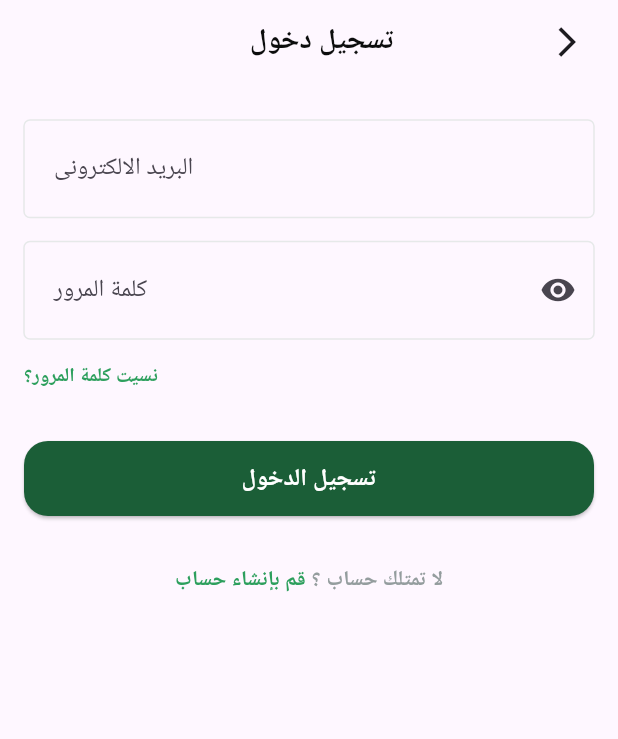
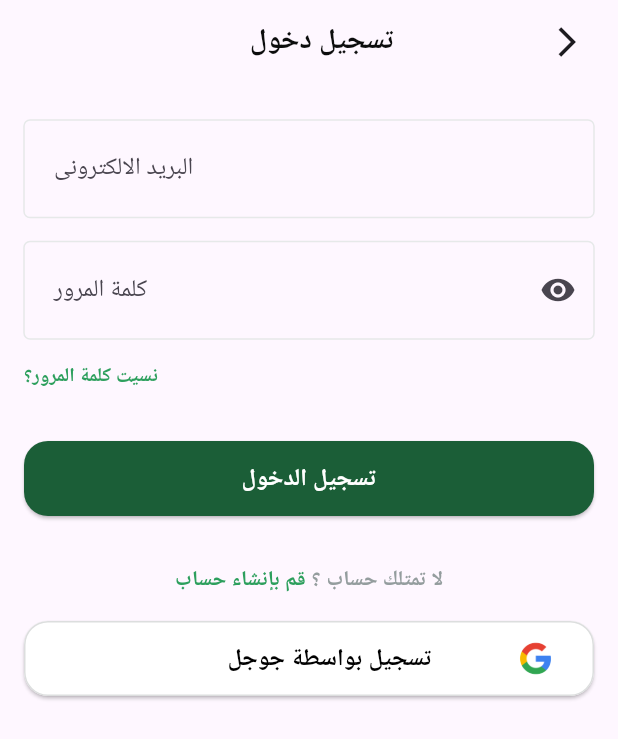
Before and after one commit to MohamedElnegouly/nti_training, a Flutter app: the screen it shows after launch, on a phone screen of 412 x 824 dp. Shown: the top 739 px of the screen. Run offline on Flutter 3.47's test engine with Material 3 defaults, Android fonts, the phone set to English and light mode, and no system bars; Roboto replaces fonts that are missing (Cairo).

Commit message:
custom google button

```diff
--- a/lib/features/auth/presentation/views/signIn.dart
+++ b/lib/features/auth/presentation/views/signIn.dart
@@ -1,5 +1,6 @@
 import 'package:flutter/material.dart';
 import 'package:training_app/features/auth/presentation/widgets/custom_button.dart';
+import 'package:training_app/features/auth/presentation/widgets/custom_google_button.dart';
 import 'package:training_app/features/auth/presentation/widgets/custom_text_form_field.dart';
 
 import '../widgets/CustomAppBar.dart';
@@ -40,7 +41,11 @@ class SignIn extends StatelessWidget {
           SizedBox(
             height: 33,
           ),
-          CustomTextAfterButton()
+          CustomTextAfterButton(),
+          SizedBox(
+            height: 16,
+          ),
+          CustomGoogleButton(),
         ],
       ),
     );
--- /dev/null
+++ b/lib/features/auth/presentation/widgets/custom_google_button.dart
@@ -0,0 +1,50 @@
+import 'package:flutter/material.dart';
+
+class CustomGoogleButton extends StatelessWidget {
+  const CustomGoogleButton({super.key});
+
+  @override
+  Widget build(BuildContext context) {
+    return Container(
+      width: double.infinity,
+      height: 50,
+      margin: const EdgeInsets.symmetric(horizontal: 16),
+      child: ElevatedButton(
+        onPressed: () {},
+        style: ElevatedButton.styleFrom(
+          backgroundColor: Colors.white, // Green1-600
+          shape: RoundedRectangleBorder(
+            side: const BorderSide(
+              width: 1,
+              color: Color(0xFFDCDEDE),
+            ),
+            borderRadius: BorderRadius.circular(16),
+          ),
+        ),
+        child: Row(
+          mainAxisAlignment: MainAxisAlignment.end,
+          children: [
+            const Text(
+              ' تسجيل بواسطة جوجل ',
+              style: TextStyle(
+                  fontSize: 16,
+                  fontFamily: 'Cairo',
+                  fontWeight: FontWeight.w600,
+                  color: Colors.black),
+            ),
+            const SizedBox(
+              width: 50,
+            ),
+            SizedBox(
+              width: 30,
+              height: 30,
+              child: Image.asset(
+                'lib/core/assets/logo.png',
+              ),
+            ),
+          ],
+        ),
+      ),
+    );
+  }
+}
--- a/pubspec.yaml
+++ b/pubspec.yaml
@@ -57,8 +57,8 @@ flutter:
   # the material Icons class.
   uses-material-design: true
   # To add assets to your application, add an assets section, like this:
-  # assets:
-  #   - images/a_dot_burr.jpeg
+  assets:
+    - lib/core/assets/
   #   - images/a_dot_ham.jpeg
   # An image asset can refer to one or more resolution-specific "variants", see
   # https://flutter.dev/to/resolution-aware-images
```
Also changed, not shown: lib/core/assets/logo.png (added).
